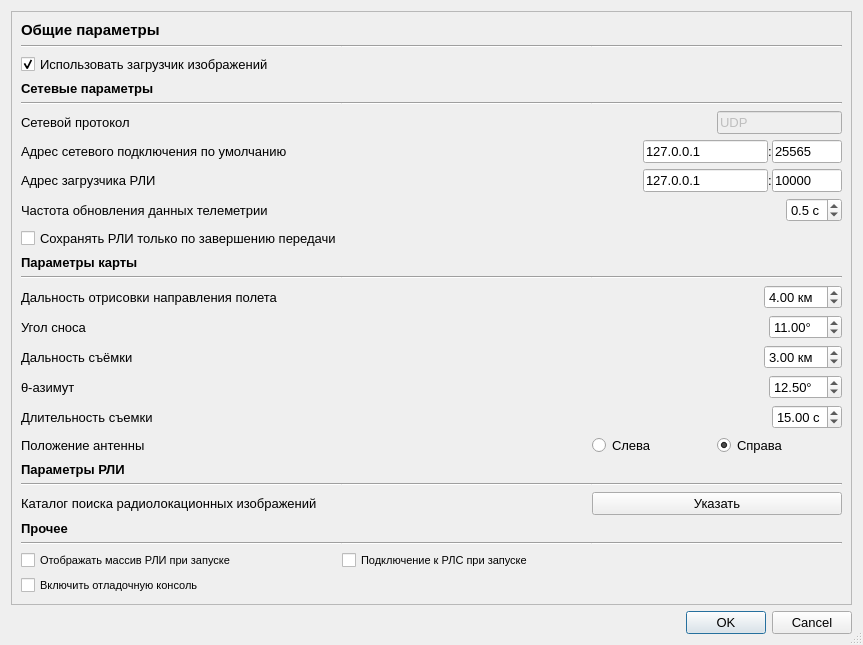
Before: the Qt Designer form config/settingsdialog.ui in whs31/quasar-software, drawn with Qt 5.
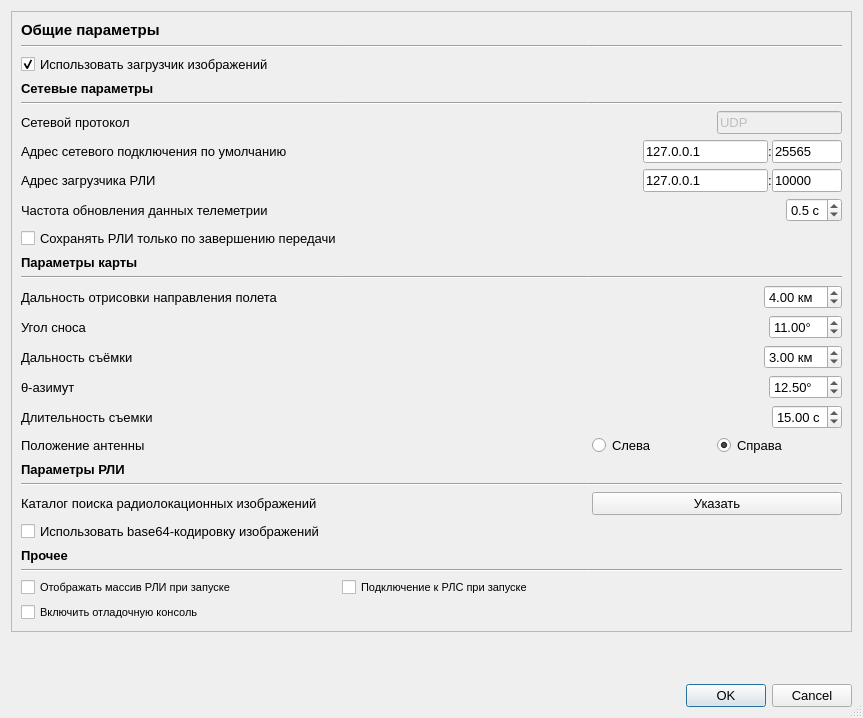
After: the same form once the commit is applied.

Commit message: Добавил конвертацию изображений в base64

Patch:
```diff
--- a/config/settingsdialog.ui
+++ b/config/settingsdialog.ui
@@ -7,7 +7,7 @@
     <x>0</x>
     <y>0</y>
     <width>863</width>
-    <height>580</height>
+    <height>718</height>
    </rect>
   </property>
   <property name="font">
@@ -569,7 +569,6 @@
         <property name="font">
          <font>
           <pointsize>10</pointsize>
-          <weight>75</weight>
           <bold>true</bold>
          </font>
         </property>
@@ -839,6 +838,18 @@
         </item>
        </layout>
       </item>
+      <item row="21" column="0">
+       <widget class="QCheckBox" name="i_usebase64">
+        <property name="font">
+         <font>
+          <pointsize>10</pointsize>
+         </font>
+        </property>
+        <property name="text">
+         <string>Использовать base64-кодировку изображений</string>
+        </property>
+       </widget>
+      </item>
      </layout>
     </widget>
    </item>
```
Left out of the diff: 14 changed lines with no effect on the pictures. The commit also changes 15 other files.
